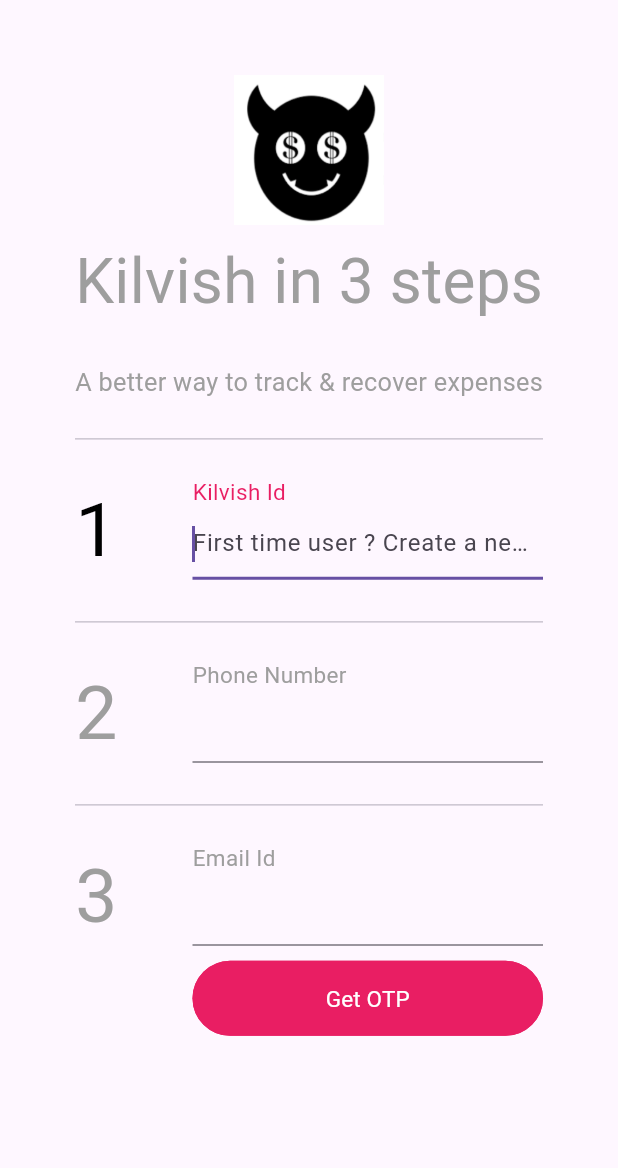
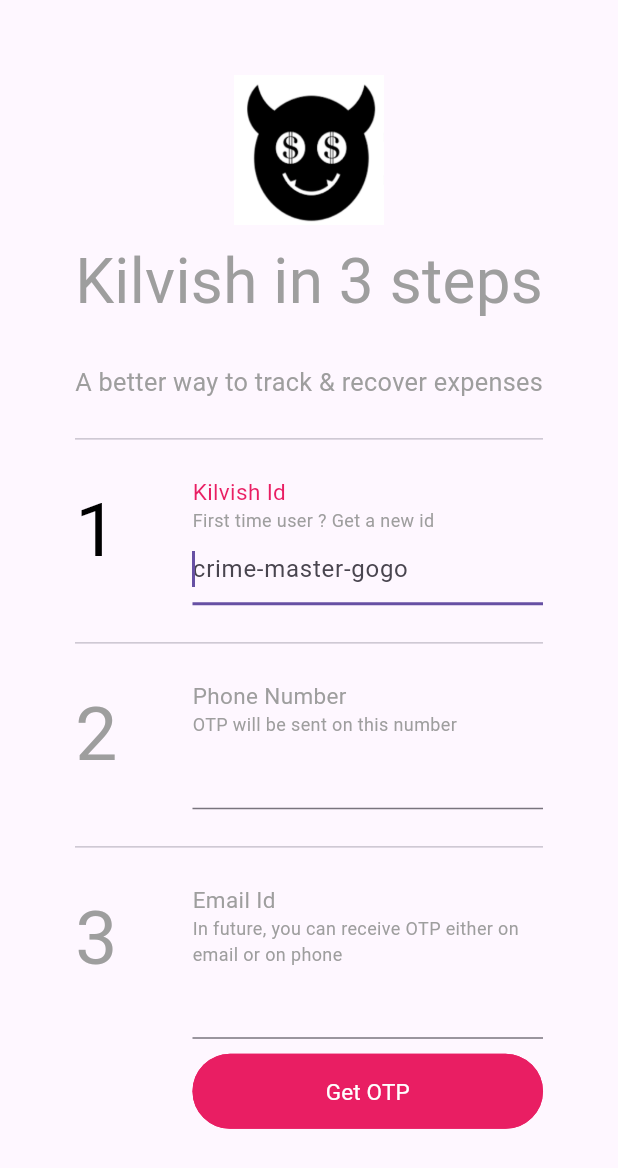
Before and after one commit to tamraj-kilvish/kilvish, a Flutter app: the screen it shows after launch, on a phone screen of 412 x 824 dp. Shown: the top 1168 px of the screen. Run offline on Flutter 3.47's test engine with Material 3 defaults, Android fonts, the phone set to English and light mode, and no system bars; our stand-ins replace cloud_functions, contacts_service, firebase_auth, firebase_core, fluttertoast, image_picker and 2 more; missing offline and left inert: receive_sharing_intent; accounts and stored records are empty; generated files the repository leaves out were written again; statements that could not run were skipped.

Commit message:
created support text for input fields

```diff
--- a/lib/common_widgets.dart
+++ b/lib/common_widgets.dart
@@ -104,6 +104,21 @@ Widget renderLabel(
     {required String text,
     Color color = inactiveColor,
     double fontSize = defaultFontSize,
+    double topSpacing = 0}) {
+  return Container(
+      margin: EdgeInsets.only(top: topSpacing),
+      child: Align(
+          alignment: Alignment.centerLeft,
+          child: Text(
+            text,
+            style: TextStyle(color: color, fontSize: fontSize),
+          )));
+}
+
+Widget renderSupportLabel(
+    {required String text,
+    Color color = inactiveColor,
+    double fontSize = smallFontSize,
     double topSpacing = 0}) {
   return Container(
       margin: EdgeInsets.only(top: topSpacing),
--- a/lib/signup_screen.dart
+++ b/lib/signup_screen.dart
@@ -156,7 +156,8 @@ class SignUpPageState extends State<SignUpPage> {
               SignupForm(
                 stepNumber: "1",
                 fieldLabel: "Kilvish Id",
-                hint: "First time user ? Create a new kilvish id",
+                supportLabel: "First time user ? Get a new id",
+                hint: "crime-master-gogo",
                 isActive: _stepNumber == 1 && (!sendOtpSuccess),
                 isOperationAllowedButNotActive: _stepNumber > 1,
                 buttonClickHandler: () => allowFormSubmission(1),
@@ -166,6 +167,7 @@ class SignUpPageState extends State<SignUpPage> {
               SignupForm(
                 stepNumber: "2",
                 fieldLabel: "Phone Number",
+                supportLabel: "OTP will be sent on this number",
                 hint: "7019316063",
                 isActive: _stepNumber == 2 && (!sendOtpSuccess),
                 isOperationAllowedButNotActive: _stepNumber > 2,
@@ -177,10 +179,12 @@ class SignUpPageState extends State<SignUpPage> {
               SignupForm(
                 stepNumber: "3",
                 fieldLabel: "Email Id",
+                supportLabel:
+                    "In future, you can receive OTP either on email or on phone",
                 buttonLabel: sendOtpSuccess
                     ? (isOtpButtonEnabled ? "Re-requet OTP" : "Please wait ..")
                     : "Get OTP",
-                hint: "admin@mail.com",
+                hint: "teja-finder@aaa.movie",
                 isActive: _stepNumber == 3 && (!sendOtpSuccess),
                 isOperationAllowedButNotActive: _stepNumber > 3,
                 buttonClickHandler: () {
@@ -369,6 +373,7 @@ String? genericFieldValidator(String? value) {
 class SignupForm extends StatefulWidget {
   final String stepNumber;
   final String fieldLabel;
+  final String supportLabel;
   final String? buttonLabel;
   final String hint;
   final bool isActive;
@@ -384,6 +389,7 @@ class SignupForm extends StatefulWidget {
   const SignupForm({
     required this.stepNumber,
     required this.fieldLabel,
+    required this.supportLabel,
     this.buttonLabel,
     required this.hint,
     required this.isActive,
@@ -416,6 +422,7 @@ class SignupFormState extends State<SignupForm> {
             child: Column(
               children: [
                 renderInputLabel(),
+                renderSupportLabel(text: widget.supportLabel),
                 renderTextField(),
                 Visibility(
                   visible: widget.buttonVisible,
```
Also changed, not shown: 1 other file.
